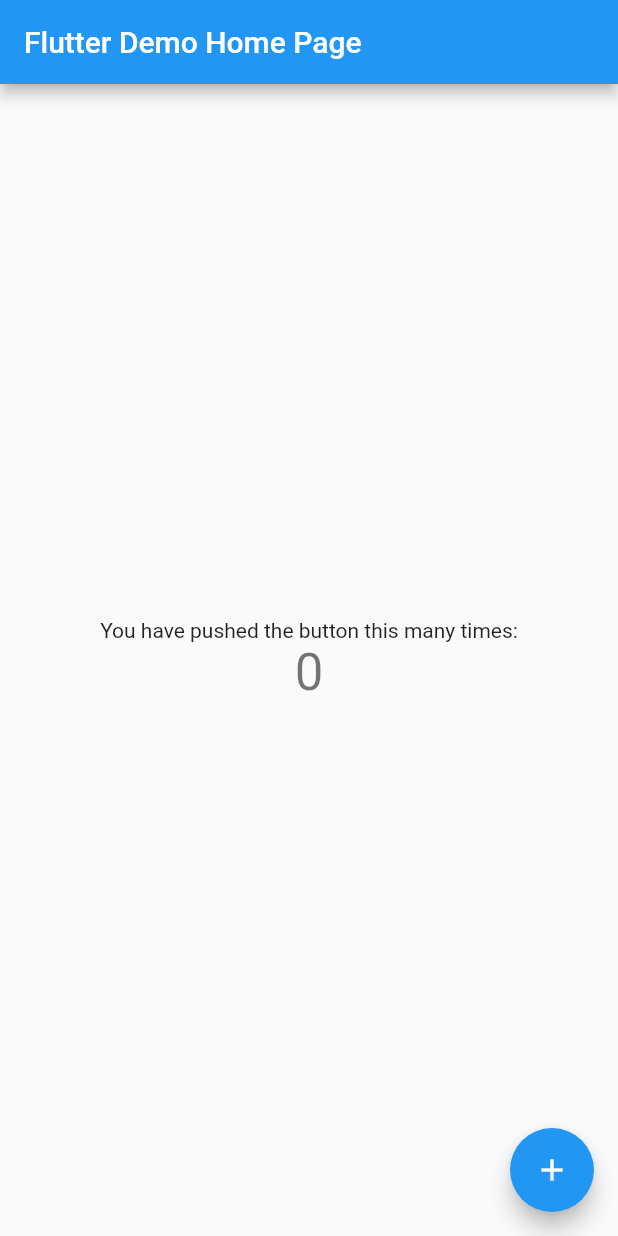
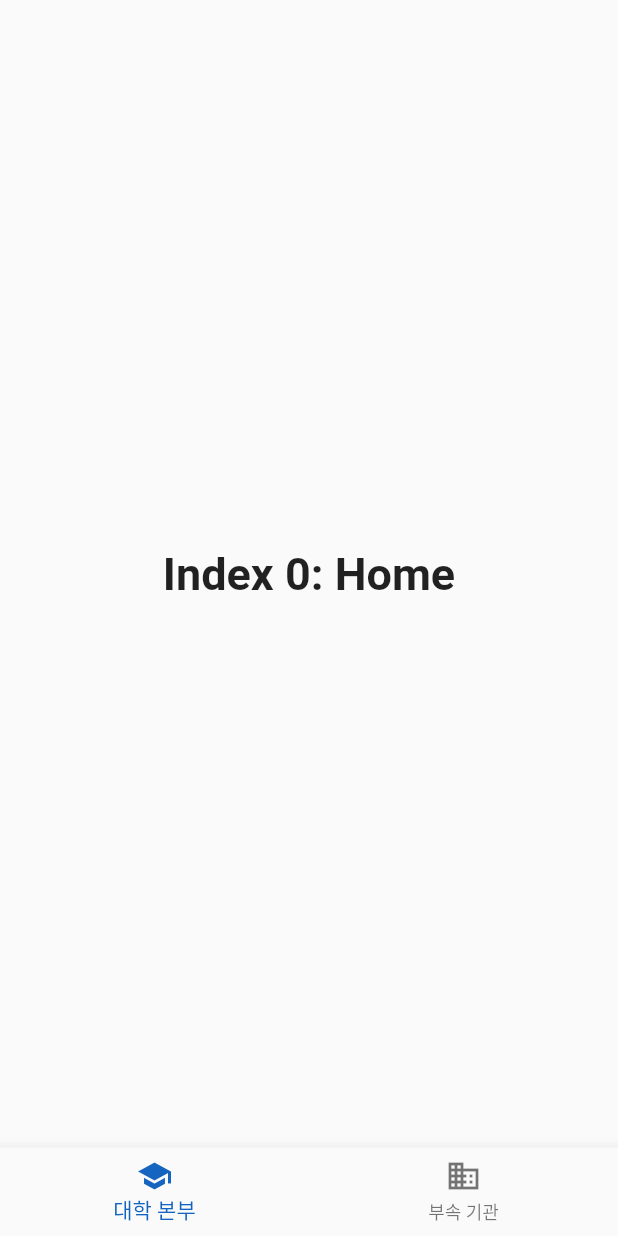
Before and after one commit to ChoiysApple/Gachon_Contact, a Flutter app: the screen it shows after launch, on a phone screen of 412 x 824 dp. Run offline on Flutter 3.47's test engine with Material 2 defaults, Android fonts, the phone set to English and light mode, and no system bars.

```diff
--- a/gachon_contact/lib/main.dart
+++ b/gachon_contact/lib/main.dart
@@ -9,15 +9,7 @@ class MyApp extends StatelessWidget {
     return MaterialApp(
       title: 'Flutter Demo',
       theme: ThemeData(
-        // This is the theme of your application.
-        //
-        // Try running your application with "flutter run". You'll see the
-        // application has a blue toolbar. Then, without quitting the app, try
-        // changing the primarySwatch below to Colors.green and then invoke
-        // "hot reload" (press "r" in the console where you ran "flutter run",
-        // or simply save your changes to "hot reload" in a Flutter IDE).
-        // Notice that the counter didn't reset back to zero; the application
-        // is not restarted.
+
         primarySwatch: Colors.blue,
       ),
       home: MyHomePage(title: 'Flutter Demo Home Page'),
@@ -28,15 +20,6 @@ class MyApp extends StatelessWidget {
 class MyHomePage extends StatefulWidget {
   MyHomePage({Key key, this.title}) : super(key: key);
 
-  // This widget is the home page of your application. It is stateful, meaning
-  // that it has a State object (defined below) that contains fields that affect
-  // how it looks.
-
-  // This class is the configuration for the state. It holds the values (in this
-  // case the title) provided by the parent (in this case the App widget) and
-  // used by the build method of the State. Fields in a Widget subclass are
-  // always marked "final".
-
   final String title;
 
   @override
@@ -44,68 +27,54 @@ class MyHomePage extends StatefulWidget {
 }
 
 class _MyHomePageState extends State<MyHomePage> {
-  int _counter = 0;
 
-  void _incrementCounter() {
+  int _selectedIndex = 0;
+  static const TextStyle optionStyle = TextStyle(fontSize: 30, fontWeight: FontWeight.bold);
+  static const List<Widget> _widgetOptions = <Widget>[
+    Text(
+      'Index 0: Home',
+      style: optionStyle,
+    ),
+    Text(
+      'Index 1: Business',
+      style: optionStyle,
+    ),
+    Text(
+      'Index 2: School',
+      style: optionStyle,
+    ),
+  ];
+
+  void _onItemTapped(int index) {
     setState(() {
-      // This call to setState tells the Flutter framework that something has
-      // changed in this State, which causes it to rerun the build method below
-      // so that the display can reflect the updated values. If we changed
-      // _counter without calling setState(), then the build method would not be
-      // called again, and so nothing would appear to happen.
-      _counter++;
+      _selectedIndex = index;
     });
   }
 
   @override
   Widget build(BuildContext context) {
-    // This method is rerun every time setState is called, for instance as done
-    // by the _incrementCounter method above.
-    //
-    // The Flutter framework has been optimized to make rerunning build methods
-    // fast, so that you can just rebuild anything that needs updating rather
-    // than having to individually change instances of widgets.
     return Scaffold(
-      appBar: AppBar(
-        // Here we take the value from the MyHomePage object that was created by
-        // the App.build method, and use it to set our appbar title.
-        title: Text(widget.title),
+//      appBar: AppBar(
+//        title: const Text('BottomNavigationBar Sample'),
+//      ),
+      body: Center(
+        child: _widgetOptions.elementAt(_selectedIndex),
       ),
-      body: Center(
-        // Center is a layout widget. It takes a single child and positions it
-        // in the middle of the parent.
-        child: Column(
-          // Column is also a layout widget. It takes a list of children and
-          // arranges them vertically. By default, it sizes itself to fit its
-          // children horizontally, and tries to be as tall as its parent.
-          //
-          // Invoke "debug painting" (press "p" in the console, choose the
-          // "Toggle Debug Paint" action from the Flutter Inspector in Android
-          // Studio, or the "Toggle Debug Paint" command in Visual Studio Code)
-          // to see the wireframe for each widget.
-          //
-          // Column has various properties to control how it sizes itself and
-          // how it positions its children. Here we use mainAxisAlignment to
-          // center the children vertically; the main axis here is the vertical
-          // axis because Columns are vertical (the cross axis would be
-          // horizontal).
-          mainAxisAlignment: MainAxisAlignment.center,
-          children: <Widget>[
-            Text(
-              'You have pushed the button this many times:',
-            ),
-            Text(
-              '$_counter',
-              style: Theme.of(context).textTheme.display1,
-            ),
-          ],
-        ),
+      bottomNavigationBar: BottomNavigationBar(
+        items: const <BottomNavigationBarItem>[
+          BottomNavigationBarItem(
+            icon: Icon(Icons.school),
+            title: Text('대학 본부'),
+          ),
+          BottomNavigationBarItem(
+            icon: Icon(Icons.business),
+            title: Text('부속 기관'),
+          ),
+        ],
+        currentIndex: _selectedIndex,
+        selectedItemColor: Colors.blue[800],
+        onTap: _onItemTapped,
       ),
-      floatingActionButton: FloatingActionButton(
-        onPressed: _incrementCounter,
-        tooltip: 'Increment',
-        child: Icon(Icons.add),
-      ), // This trailing comma makes auto-formatting nicer for build methods.
     );
   }
 }
```
